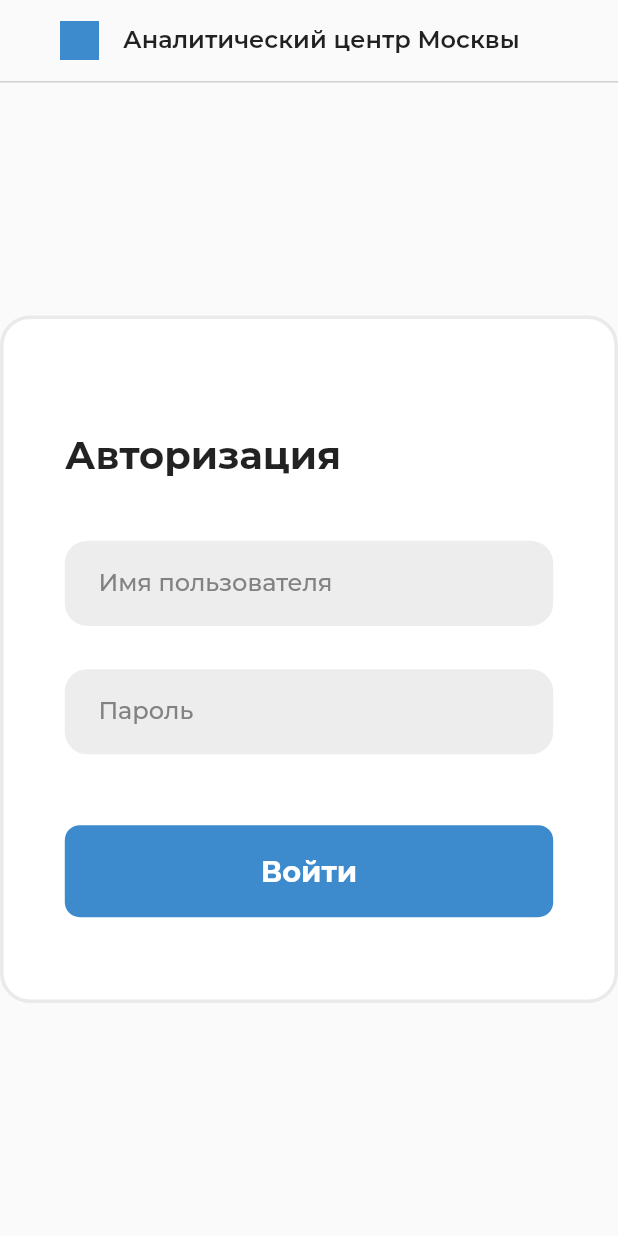
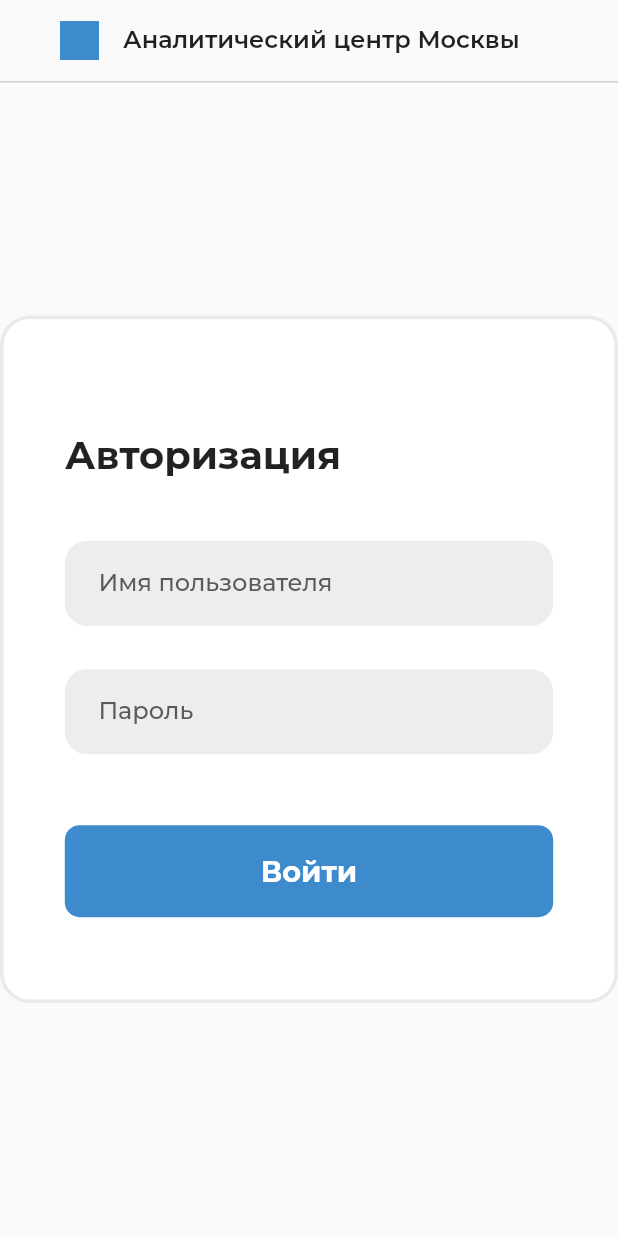
Before and after one commit to Vsageev/mos-estate, a Flutter app: the screen it shows after launch, on a phone screen of 412 x 824 dp. Run offline on Flutter 3.47's test engine with Material 2 defaults, Android fonts, the phone set to English and light mode, and no system bars; our stand-ins replace dotted_border, file_picker, flutter_bloc, google_maps_flutter, sliver_tools; missing offline and left inert: excel; project files that could hold a hidden picture were left out.

Commit message:
update login page

```diff
--- a/lib/pages/login/login_cubit.dart
+++ b/lib/pages/login/login_cubit.dart
@@ -1,14 +1,6 @@
-import 'package:bloc/bloc.dart';
-import 'package:meta/meta.dart';
-
-part 'login_state.dart';
+import 'package:flutter_bloc/flutter_bloc.dart';
+import 'package:mos_estate/pages/login/login_state.dart';
 
 class LoginCubit extends Cubit<LoginState> {
   LoginCubit() : super(LoginInitial());
-
-  SendData() {
-  return [];
-  }
-
-
 }
--- a/lib/pages/login/login_page.dart
+++ b/lib/pages/login/login_page.dart
@@ -1,10 +1,10 @@
 import 'package:flutter/material.dart';
 import 'package:flutter_bloc/flutter_bloc.dart';
 import 'package:mos_estate/pages/login/login_cubit.dart';
-import 'package:mos_estate/shared/widget/auth_text_form.dart';
+import 'package:mos_estate/pages/login/login_state.dart';
+import 'package:mos_estate/shared/widget/custom_text_form.dart';
 import 'package:mos_estate/shared/widget/button.dart';
 import 'package:mos_estate/shared/widget/navigated_page.dart';
-import 'package:mos_estate/shared/widget/submitable_text_form.dart';
 
 class LoginPage extends StatelessWidget {
   LoginPage({super.key});
@@ -16,17 +16,13 @@ class LoginPage extends StatelessWidget {
   Widget build(BuildContext context) {
     return BlocBuilder<LoginCubit, LoginState>(builder: (context, state) {
       return NavigatedPage(
-          body: Container(
-        child: Center(
+          body: Center(
         child: Container(
           width: 452.8,
           height: 458.4,
           decoration: BoxDecoration(
             color: Colors.white,
-              border: Border.all(
-                color: const Color.fromRGBO(234, 234, 234, 1),
-                width: 2.4
-              ),
+            border: Border.all(color: const Color.fromRGBO(234, 234, 234, 1), width: 2.4),
             borderRadius: BorderRadius.circular(20),
           ),
           child: Padding(
@@ -37,10 +33,10 @@ class LoginPage extends StatelessWidget {
               ),
               Row(
                 children: const [
-                    const Text(
+                  Text(
                     "Авторизация",
-                      style: const TextStyle(
-                        fontWeight:  FontWeight.w700,
+                    style: TextStyle(
+                      fontWeight: FontWeight.w700,
                       fontSize: 25.6,
                     ),
                   ),
@@ -48,14 +44,21 @@ class LoginPage extends StatelessWidget {
                 ],
               ),
               const SizedBox(height: 41.6),
-                const AuthTextForm(hint: "Имя пользователя"),
+              CustomTextForm(hint: "Имя пользователя", controller: username),
               const SizedBox(height: 28.8),
-                const AuthTextForm(hint: "Пароль"),
+              CustomTextForm(hint: "Пароль", controller: username),
               const SizedBox(height: 47.2),
-                Button(child: Center(child: Text("Войти", style: TextStyle(color: Colors.white, fontWeight: FontWeight.w700, fontSize: 19.2),)), onTap: (){}, width: double.infinity, padding: EdgeInsets.symmetric(vertical: 19.2),),
-
+              Button(
+                onTap: () {},
+                width: double.infinity,
+                padding: const EdgeInsets.symmetric(vertical: 19.2),
+                child: const Center(
+                    child: Text(
+                  "Войти",
+                  style: TextStyle(color: Colors.white, fontWeight: FontWeight.w700, fontSize: 19.2),
+                )),
+              ),
             ]),
-            ),
           ),
         ),
       ));
--- a/lib/pages/login/login_state.dart
+++ b/lib/pages/login/login_state.dart
@@ -1,6 +1,3 @@
-part of 'login_cubit.dart';
-
-@immutable
 abstract class LoginState {}
 
 class LoginInitial extends LoginState {}
--- a/lib/shared/widget/auth_text_form.dart
+++ b/lib/shared/widget/custom_text_form.dart
@@ -1,11 +1,11 @@
 import 'package:flutter/material.dart';
 import 'package:mos_estate/shared/constants/colors.dart';
 
-class AuthTextForm extends StatelessWidget {
-  const AuthTextForm({Key? key, required this.hint})
-      : super(key: key);
+class CustomTextForm extends StatelessWidget {
+  const CustomTextForm({Key? key, required this.hint, required this.controller}) : super(key: key);
 
   final String hint;
+  final TextEditingController controller;
 
   @override
   Widget build(BuildContext context) {
@@ -19,13 +19,14 @@ class AuthTextForm extends StatelessWidget {
           Expanded(
             child: TextField(
               maxLines: 1,
+              controller: controller,
               style: TextStyle(fontSize: 16, color: CustomColors.text, fontWeight: FontWeight.w500),
               decoration: InputDecoration(
                 isDense: true,
                 contentPadding: const EdgeInsets.only(left: 22.4, bottom: 18.4, top: 18.4),
                 hintText: hint,
-                hintStyle: const TextStyle(
-                  color: Color.fromRGBO(130, 130, 130, 1),
+                hintStyle: TextStyle(
+                  color: CustomColors.hint,
                 ),
                 border: InputBorder.none,
               ),
```
Lines whose indentation alone changed are shown as unchanged.
